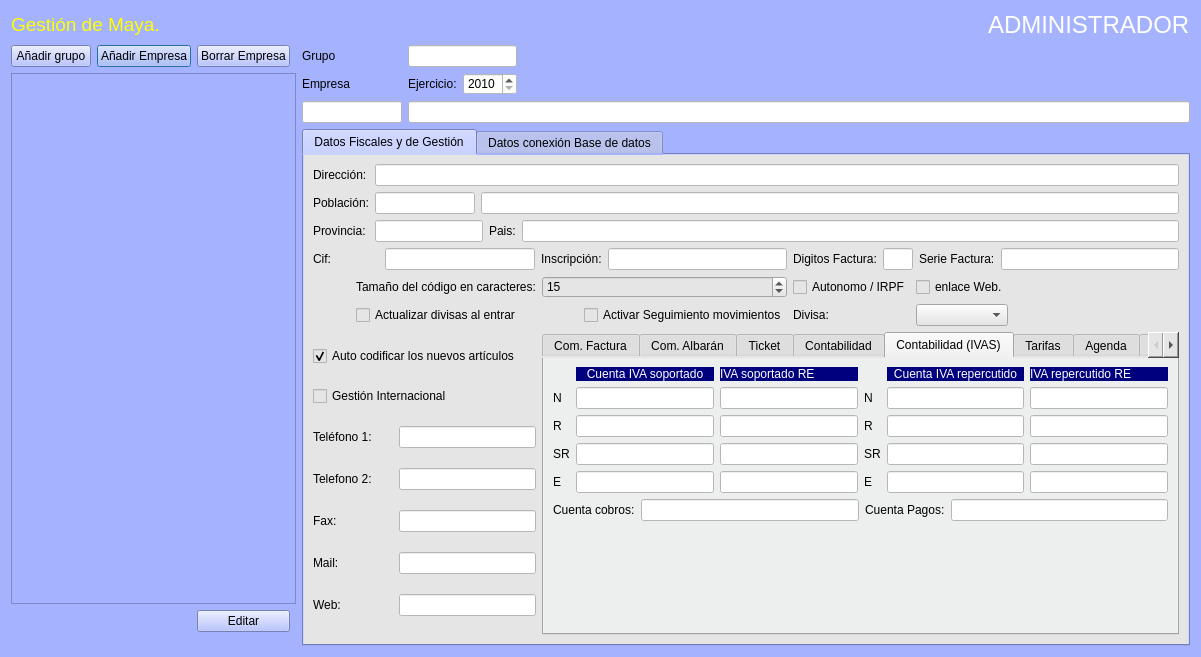
This is Zona_Administrador/frmempresas.ui in arcnexus/RedFoX as Qt 5 draws it before an edit. The edited form follows.
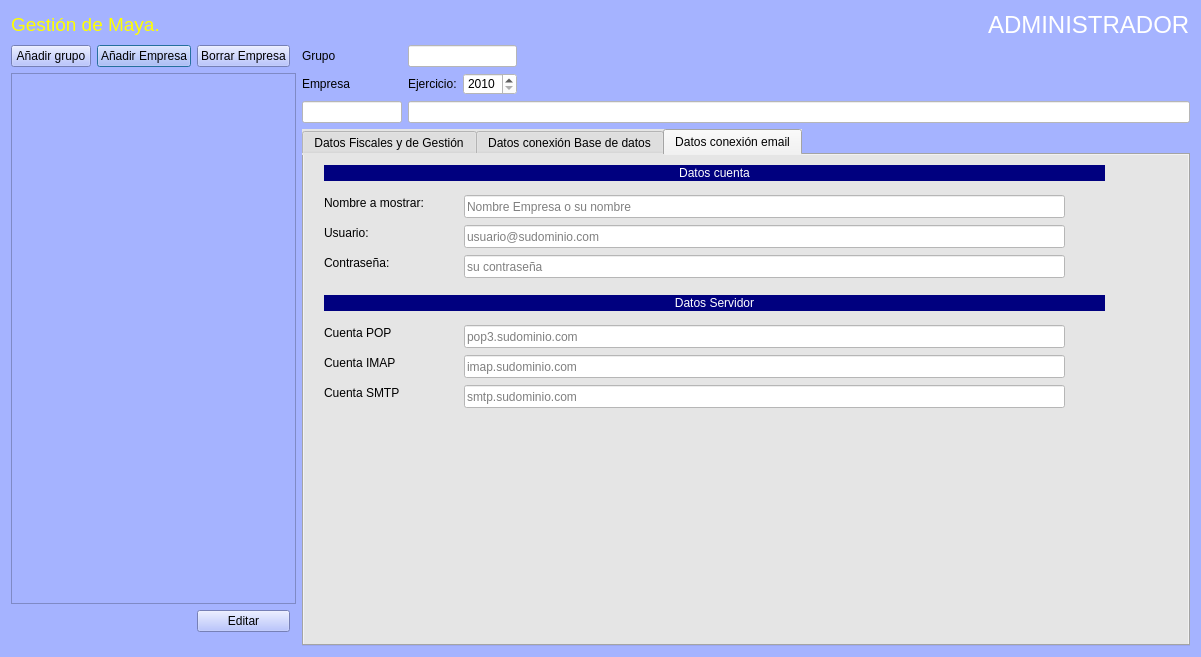
This is the edited form. The open tabs and pages were chosen to show the change. Icons and pictures are not drawn. Custom widgets are drawn as their Qt base class.

Patch:
```diff
--- a/Zona_Administrador/frmempresas.ui
+++ b/Zona_Administrador/frmempresas.ui
@@ -236,6 +236,9 @@
        </item>
        <item row="1" column="0">
         <widget class="QTabWidget" name="tabWidget">
+         <property name="styleSheet">
+          <string notr="true">background-color: rgb(229, 229, 229);</string>
+         </property>
          <property name="currentIndex">
           <number>0</number>
          </property>
@@ -719,6 +722,9 @@
                  <property name="styleSheet">
                   <string notr="true">background-color: rgb(255, 255, 255);</string>
                  </property>
+                 <property name="placeholderText">
+                  <string>(F1 - lista)</string>
+                 </property>
                 </widget>
                </item>
                <item row="1" column="4">
@@ -726,6 +732,9 @@
                  <property name="styleSheet">
                   <string notr="true">background-color: rgb(255, 255, 255);</string>
                  </property>
+                 <property name="placeholderText">
+                  <string>(F1 - lista)</string>
+                 </property>
                 </widget>
                </item>
                <item row="0" column="1" colspan="4">
@@ -735,6 +744,9 @@
                    <property name="styleSheet">
                     <string notr="true">background-color: rgb(255, 255, 255);</string>
                    </property>
+                   <property name="placeholderText">
+                    <string>(F1 - lista)</string>
+                   </property>
                   </widget>
                  </item>
                  <item row="4" column="3">
@@ -749,6 +761,9 @@
                    <property name="styleSheet">
                     <string notr="true">background-color: rgb(255, 255, 255);</string>
                    </property>
+                   <property name="placeholderText">
+                    <string>(F1 - lista)</string>
+                   </property>
                   </widget>
                  </item>
                  <item row="2" column="0">
@@ -763,6 +778,9 @@
                    <property name="styleSheet">
                     <string notr="true">background-color: rgb(255, 255, 255);</string>
                    </property>
+                   <property name="placeholderText">
+                    <string>(F1 - lista)</string>
+                   </property>
                   </widget>
                  </item>
                  <item row="2" column="3">
@@ -792,6 +810,9 @@
                    <property name="styleSheet">
                     <string notr="true">background-color: rgb(255, 255, 255);</string>
                    </property>
+                   <property name="placeholderText">
+                    <string>(F1 - lista)</string>
+                   </property>
                   </widget>
                  </item>
                  <item row="3" column="2">
@@ -799,6 +820,9 @@
                    <property name="styleSheet">
                     <string notr="true">background-color: rgb(255, 255, 255);</string>
                    </property>
+                   <property name="placeholderText">
+                    <string>(F1 - lista)</string>
+                   </property>
                   </widget>
                  </item>
                  <item row="0" column="4">
@@ -828,6 +852,9 @@
                    <property name="styleSheet">
                     <string notr="true">background-color: rgb(255, 255, 255);</string>
                    </property>
+                   <property name="placeholderText">
+                    <string>(F1 - lista)</string>
+                   </property>
                   </widget>
                  </item>
                  <item row="1" column="3">
@@ -842,6 +869,9 @@
                    <property name="styleSheet">
                     <string notr="true">background-color: rgb(255, 255, 255);</string>
                    </property>
+                   <property name="placeholderText">
+                    <string>(F1 - lista)</string>
+                   </property>
                   </widget>
                  </item>
                  <item row="4" column="4">
@@ -849,6 +879,9 @@
                    <property name="styleSheet">
                     <string notr="true">background-color: rgb(255, 255, 255);</string>
                    </property>
+                   <property name="placeholderText">
+                    <string>(F1 - lista)</string>
+                   </property>
                   </widget>
                  </item>
                  <item row="2" column="4">
@@ -856,6 +889,9 @@
                    <property name="styleSheet">
                     <string notr="true">background-color: rgb(255, 255, 255);</string>
                    </property>
+                   <property name="placeholderText">
+                    <string>(F1 - lista)</string>
+                   </property>
                   </widget>
                  </item>
                  <item row="3" column="0">
@@ -870,6 +906,9 @@
                    <property name="styleSheet">
                     <string notr="true">background-color: rgb(255, 255, 255);</string>
                    </property>
+                   <property name="placeholderText">
+                    <string>(F1 - lista)</string>
+                   </property>
                   </widget>
                  </item>
                  <item row="3" column="3">
@@ -891,6 +930,9 @@
                    <property name="styleSheet">
                     <string notr="true">background-color: rgb(255, 255, 255);</string>
                    </property>
+                   <property name="placeholderText">
+                    <string>(F1 - lista)</string>
+                   </property>
                   </widget>
                  </item>
                  <item row="2" column="2">
@@ -898,6 +940,9 @@
                    <property name="styleSheet">
                     <string notr="true">background-color: rgb(255, 255, 255);</string>
                    </property>
+                   <property name="placeholderText">
+                    <string>(F1 - lista)</string>
+                   </property>
                   </widget>
                  </item>
                  <item row="0" column="2">
@@ -927,6 +972,9 @@
                    <property name="styleSheet">
                     <string notr="true">background-color: rgb(255, 255, 255);</string>
                    </property>
+                   <property name="placeholderText">
+                    <string>(F1 - lista)</string>
+                   </property>
                   </widget>
                  </item>
                  <item row="2" column="5">
@@ -934,6 +982,9 @@
                    <property name="styleSheet">
                     <string notr="true">background-color: rgb(255, 255, 255);</string>
                    </property>
+                   <property name="placeholderText">
+                    <string>(F1 - lista)</string>
+                   </property>
                   </widget>
                  </item>
                  <item row="3" column="5">
@@ -941,6 +992,9 @@
                    <property name="styleSheet">
                     <string notr="true">background-color: rgb(255, 255, 255);</string>
                    </property>
+                   <property name="placeholderText">
+                    <string>(F1 - lista)</string>
+                   </property>
                   </widget>
                  </item>
                  <item row="4" column="5">
@@ -948,6 +1002,9 @@
                    <property name="styleSheet">
                     <string notr="true">background-color: rgb(255, 255, 255);</string>
                    </property>
+                   <property name="placeholderText">
+                    <string>(F1 - lista)</string>
+                   </property>
                   </widget>
                  </item>
                 </layout>
@@ -1840,6 +1897,225 @@
            </item>
           </layout>
          </widget>
+         <widget class="QWidget" name="tab_9">
+          <attribute name="title">
+           <string>Datos conexión email</string>
+          </attribute>
+          <widget class="QLabel" name="label_35">
+           <property name="geometry">
+            <rect>
+             <x>20</x>
+             <y>40</y>
+             <width>131</width>
+             <height>16</height>
+            </rect>
+           </property>
+           <property name="text">
+            <string>Nombre a mostrar:</string>
+           </property>
+          </widget>
+          <widget class="QLineEdit" name="txtEmail_mostrar">
+           <property name="geometry">
+            <rect>
+             <x>160</x>
+             <y>40</y>
+             <width>601</width>
+             <height>23</height>
+            </rect>
+           </property>
+           <property name="styleSheet">
+            <string notr="true">background-color: rgb(255, 255, 255);</string>
+           </property>
+           <property name="placeholderText">
+            <string>Nombre Empresa o su nombre</string>
+           </property>
+          </widget>
+          <widget class="QLineEdit" name="txtEmail_usuario">
+           <property name="geometry">
+            <rect>
+             <x>160</x>
+             <y>70</y>
+             <width>601</width>
+             <height>23</height>
+            </rect>
+           </property>
+           <property name="styleSheet">
+            <string notr="true">background-color: rgb(255, 255, 255);</string>
+           </property>
+           <property name="placeholderText">
+            <string>usuario@sudominio.com</string>
+           </property>
+          </widget>
+          <widget class="QLabel" name="label_36">
+           <property name="geometry">
+            <rect>
+             <x>20</x>
+             <y>70</y>
+             <width>131</width>
+             <height>16</height>
+            </rect>
+           </property>
+           <property name="text">
+            <string>Usuario:</string>
+           </property>
+          </widget>
+          <widget class="QLineEdit" name="txtEmail_contrasena">
+           <property name="geometry">
+            <rect>
+             <x>160</x>
+             <y>100</y>
+             <width>601</width>
+             <height>23</height>
+            </rect>
+           </property>
+           <property name="styleSheet">
+            <string notr="true">background-color: rgb(255, 255, 255);</string>
+           </property>
+           <property name="placeholderText">
+            <string>su contraseña </string>
+           </property>
+          </widget>
+          <widget class="QLabel" name="label_50">
+           <property name="geometry">
+            <rect>
+             <x>20</x>
+             <y>100</y>
+             <width>131</width>
+             <height>16</height>
+            </rect>
+           </property>
+           <property name="text">
+            <string>Contraseña:</string>
+           </property>
+          </widget>
+          <widget class="QLabel" name="label_51">
+           <property name="geometry">
+            <rect>
+             <x>20</x>
+             <y>10</y>
+             <width>781</width>
+             <height>16</height>
+            </rect>
+           </property>
+           <property name="styleSheet">
+            <string notr="true">background-color: rgb(0, 0, 127);
+color: rgb(255, 255, 255);</string>
+           </property>
+           <property name="text">
+            <string>Datos cuenta</string>
+           </property>
+           <property name="alignment">
+            <set>Qt::AlignCenter</set>
+           </property>
+          </widget>
+          <widget class="QLineEdit" name="txtEmail_pop">
+           <property name="geometry">
+            <rect>
+             <x>160</x>
+             <y>170</y>
+             <width>601</width>
+             <height>23</height>
+            </rect>
+           </property>
+           <property name="styleSheet">
+            <string notr="true">background-color: rgb(255, 255, 255);</string>
+           </property>
+           <property name="placeholderText">
+            <string>pop3.sudominio.com</string>
+           </property>
+          </widget>
+          <widget class="QLabel" name="label_53">
+           <property name="geometry">
+            <rect>
+             <x>20</x>
+             <y>170</y>
+             <width>131</width>
+             <height>16</height>
+            </rect>
+           </property>
+           <property name="text">
+            <string>Cuenta POP</string>
+           </property>
+          </widget>
+          <widget class="QLabel" name="label_54">
+           <property name="geometry">
+            <rect>
+             <x>20</x>
+             <y>230</y>
+             <width>131</width>
+             <height>16</height>
+            </rect>
+           </property>
+           <property name="text">
+            <string>Cuenta SMTP</string>
+           </property>
+          </widget>
+          <widget class="QLineEdit" name="txtEmail_imap">
+           <property name="geometry">
+            <rect>
+             <x>160</x>
+             <y>200</y>
+             <width>601</width>
+             <height>23</height>
+            </rect>
+           </property>
+           <property name="styleSheet">
+            <string notr="true">background-color: rgb(255, 255, 255);</string>
+           </property>
+           <property name="placeholderText">
+            <string>imap.sudominio.com</string>
+           </property>
+          </widget>
+          <widget class="QLabel" name="label_69">
+           <property name="geometry">
+            <rect>
+             <x>20</x>
+             <y>200</y>
+             <width>131</width>
+             <height>16</height>
+            </rect>
+           </property>
+           <property name="text">
+            <string>Cuenta IMAP</string>
+           </property>
+          </widget>
+          <widget class="QLabel" name="label_70">
+           <property name="geometry">
+            <rect>
+             <x>20</x>
+             <y>140</y>
+             <width>781</width>
+             <height>16</height>
+            </rect>
+           </property>
+           <property name="styleSheet">
+            <string notr="true">background-color: rgb(0, 0, 127);
+color: rgb(255, 255, 255);</string>
+           </property>
+           <property name="text">
+            <string>Datos Servidor</string>
+           </property>
+           <property name="alignment">
+            <set>Qt::AlignCenter</set>
+           </property>
+          </widget>
+          <widget class="QLineEdit" name="txtEmail_smtp">
+           <property name="geometry">
+            <rect>
+             <x>160</x>
+             <y>230</y>
+             <width>601</width>
+             <height>23</height>
+            </rect>
+           </property>
+           <property name="styleSheet">
+            <string notr="true">background-color: rgb(255, 255, 255);</string>
+           </property>
+           <property name="placeholderText">
+            <string>smtp.sudominio.com</string>
+           </property>
+          </widget>
+         </widget>
         </widget>
        </item>
       </layout>
```
Left out of the diff: 69 changed lines with no effect on the pictures.
